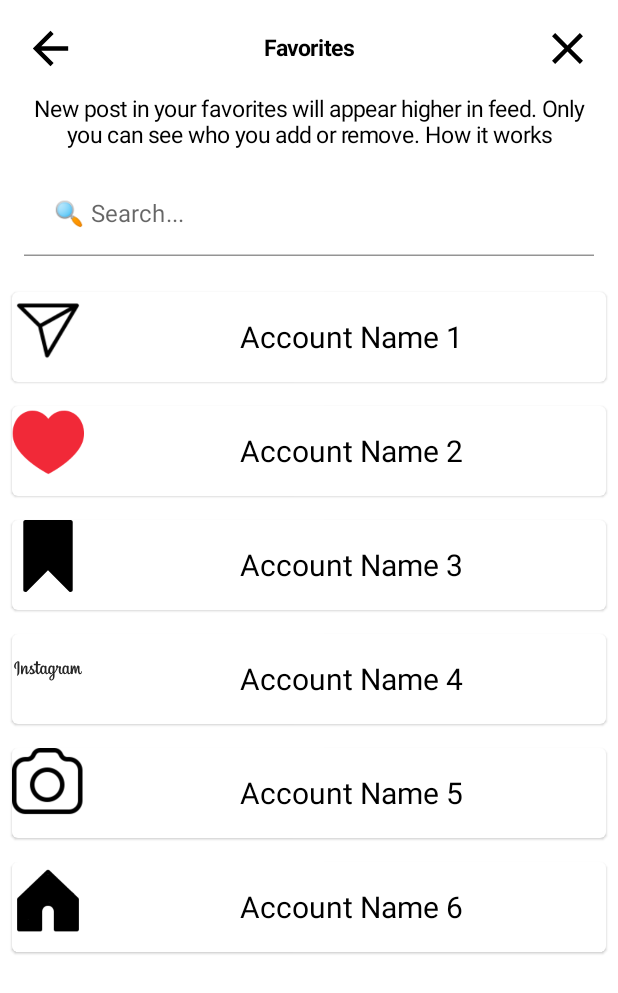
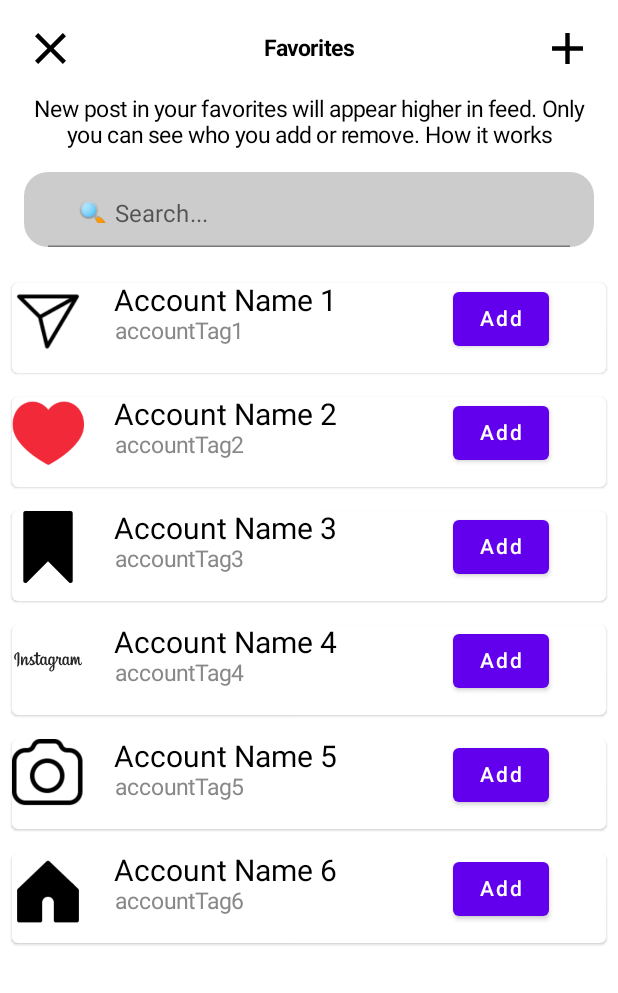
Before and after one commit to mkCoding/JetInstagram, an Android app built with Jetpack Compose: the @Preview function FavoritesPreview, on a phone screen of 412 x 824 dp. Shown: the top 993 px of the screen. Run offline under Robolectric (Android 15) with nearby library versions, the phone set to English and light mode, and no system bars.

Commit message:
pushing latest changes

```diff
--- a/app/src/main/java/com/vipulasri/jetinstagram/ui/home/Favorites.kt
+++ b/app/src/main/java/com/vipulasri/jetinstagram/ui/home/Favorites.kt
@@ -1,6 +1,5 @@
 package com.vipulasri.jetinstagram.ui.home
 
-import androidx.compose.foundation.ExperimentalFoundationApi
 import androidx.compose.foundation.Image
 import androidx.compose.foundation.background
 import androidx.compose.foundation.clickable
@@ -17,6 +16,7 @@ import androidx.compose.foundation.layout.width
 import androidx.compose.foundation.lazy.LazyColumn
 import androidx.compose.foundation.lazy.items
 import androidx.compose.foundation.shape.RoundedCornerShape
+import androidx.compose.material.Button
 import androidx.compose.material.Card
 import androidx.compose.material.Icon
 import androidx.compose.material.MaterialTheme
@@ -24,10 +24,8 @@ import androidx.compose.material.Text
 import androidx.compose.material.TextField
 import androidx.compose.material.TextFieldDefaults
 import androidx.compose.material.icons.Icons
-import androidx.compose.material.icons.filled.ArrowBack
+import androidx.compose.material.icons.filled.Add
 import androidx.compose.material.icons.filled.Close
-import androidx.compose.material.icons.filled.ExitToApp
-import androidx.compose.material.icons.filled.Search
 import androidx.compose.runtime.Composable
 import androidx.compose.runtime.getValue
 import androidx.compose.runtime.mutableStateOf
@@ -42,11 +40,9 @@ import androidx.compose.ui.text.font.FontFamily
 import androidx.compose.ui.tooling.preview.Preview
 import androidx.compose.ui.unit.sp
 import com.vipulasri.jetinstagram.R
-import androidx.compose.ui.res.fontResource
 import androidx.compose.ui.res.painterResource
 import androidx.compose.ui.text.AnnotatedString
 import androidx.compose.ui.text.SpanStyle
-import androidx.compose.ui.text.font.FontStyle
 import androidx.compose.ui.text.font.FontWeight
 import androidx.compose.ui.text.style.TextAlign
 import androidx.compose.ui.text.withStyle
@@ -75,8 +71,8 @@ fun Favorites(){
                 modifier = Modifier
                     .clickable { /* Handle left icon click */ }
                     .size(35.dp),
-                imageVector = Icons.Default.ArrowBack,
-                contentDescription = "Back",
+                imageVector = Icons.Default.Close,
+                contentDescription = "Close",
                 )
 
 
@@ -98,8 +94,8 @@ fun Favorites(){
                 modifier = Modifier
                     .clickable { /* Handle right icon click */ }
                     .size(35.dp),
-                imageVector = Icons.Default.Close,
-                contentDescription = "Forward"
+                imageVector = Icons.Default.Add,
+                contentDescription = "Add"
             )
         }
 
@@ -121,15 +117,14 @@ fun Favorites(){
         SearchBox(onSearchTextChanged = { /*TODO*/ })
 
         val items = listOf(
-            Item("Account Name 1", "Description 1", R.drawable.ic_dm),
-            Item("Account Name 2", "Description 2", R.drawable.ic_filled_favorite),
-            Item("Account Name 3", "Description 3", R.drawable.ic_filled_bookmark),
-            Item("Account Name 4", "Description 4", R.drawable.ic_instagram),
-            Item("Account Name 5", "Description 5", R.drawable.ic_outlined_camera),
-            Item("Account Name 6", "Description 6", R.drawable.ic_filled_home)
+            Item("Account Name 1", "accountTag1", R.drawable.ic_dm),
+            Item("Account Name 2", "accountTag2", R.drawable.ic_filled_favorite),
+            Item("Account Name 3", "accountTag3", R.drawable.ic_filled_bookmark),
+            Item("Account Name 4", "accountTag4", R.drawable.ic_instagram),
+            Item("Account Name 5", "accountTag5", R.drawable.ic_outlined_camera),
+            Item("Account Name 6", "accountTag6", R.drawable.ic_filled_home)
+        )
 
-
-        )
         AccountsList(items = items)
     }
 
@@ -153,6 +148,7 @@ fun SearchBox(
 
 
         TextField(
+
             value = searchText,
             onValueChange = {
                 searchText = it
@@ -160,11 +156,16 @@ fun SearchBox(
             },
             modifier = Modifier
                 .fillMaxWidth()
-                .padding(16.dp),
-            placeholder = { Text(placeholderText) },
+                .padding(16.dp)
+                .height(50.dp)
+                .background(color = Color.LightGray, shape = RoundedCornerShape(16.dp))
+                .padding(horizontal = 16.dp),
+            placeholder = { Text(
+                text = placeholderText
+            ) },
             singleLine = true,
             colors = TextFieldDefaults.textFieldColors(
-                backgroundColor = MaterialTheme.colors.surface
+                backgroundColor = Color.LightGray
             ),
             shape = RoundedCornerShape(8.dp)
         )
@@ -172,13 +173,10 @@ fun SearchBox(
 
 }
 
-data class Item(val title: String, val description: String, var image: Int)
+data class Item(val accountName: String, val accountTagName: String, var image: Int)
 
 @Composable
 fun AccountsList(items:List<Item>) {
-
-
-
     LazyColumn {
         items(items) { item ->
             Card(
@@ -196,24 +194,41 @@ fun AccountsList(items:List<Item>) {
                         contentDescription = null, // You can provide a content description if needed
                         modifier = Modifier.size(48.dp) // Adjust size as needed
                     )
+
+
                     Column(
                         modifier = Modifier
-                            .padding(start = 8.dp)
-                            .align(Alignment.CenterVertically)
+                            .width(230.dp)
+                            .padding(start = 20.dp)
                     ) {
                         // Content inside each card
                         Text(
-                            text = item.title,
-                            modifier = Modifier
-                                .fillMaxWidth(),
+                            text = item.accountName,
+                            modifier = Modifier,
                             textAlign = TextAlign.Center,
                             style = TextStyle(
                                 fontSize = 20.sp
                             )
                         )
+                        Text(
+                            color = Color.Gray,
+                            text = item.accountTagName,
+                            modifier = Modifier,
+                            textAlign = TextAlign.Center,
+                            style = TextStyle(
+                                fontSize = 15.sp
+                            )
+                        )
+
 
                     }
                     //Text(text = item.description)
+                    Spacer(modifier = Modifier.width(16.dp)) // Add space between Image and Button
+                    Button(
+                        onClick = { /*TODO*/ },
+                    ) {
+                        Text(text = "Add")
+                    } // Add Button here
 
                 }
 
```
